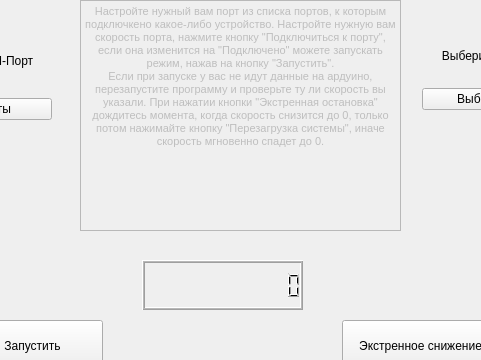
This is int.ui in Obukhov-Artem/treadmill as Qt 5 draws it before an edit; both pictures show x 108 to 589 and y 0 to 360 of the 702 by 719 pixel window. The edited form follows.
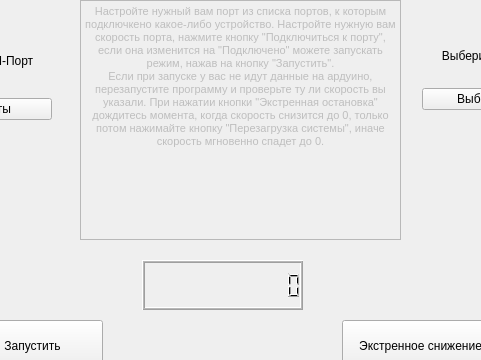
This is the edited form.

```diff
--- a/int.ui
+++ b/int.ui
@@ -136,7 +136,7 @@
       <x>188</x>
       <y>0</y>
       <width>321</width>
-      <height>231</height>
+      <height>240</height>
      </rect>
     </property>
     <property name="html">
```
